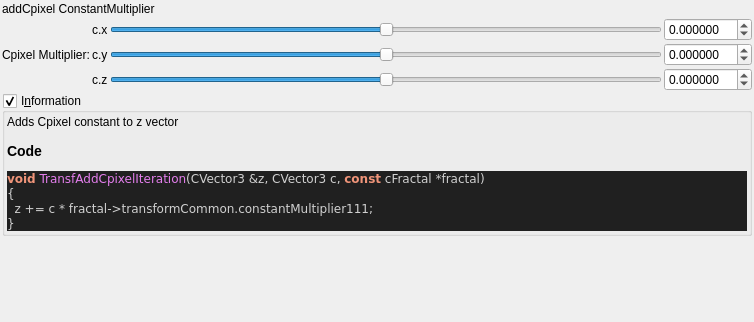
The window that mandelbulber2/formula/ui/fractal_transf_add_cpixel.ui (buddhi1980/mandelbulber2) describes before a commit, drawn with Qt 5.
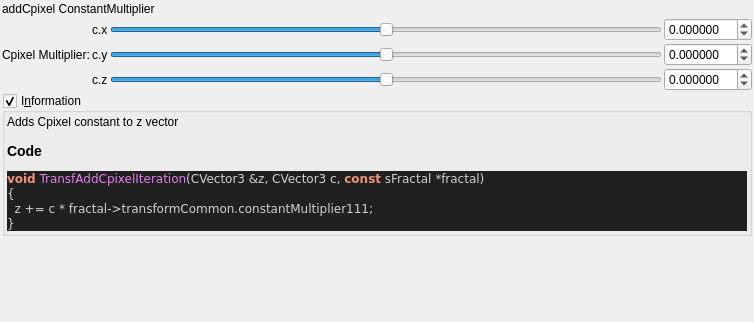
The same window after the commit. Custom widgets are drawn as their Qt base class.

What changed in the file:
```diff
--- a/mandelbulber2/formula/ui/fractal_transf_add_cpixel.ui
+++ b/mandelbulber2/formula/ui/fractal_transf_add_cpixel.ui
@@ -267,7 +267,7 @@
 &lt;/table&gt;
 &lt;h3&gt;Code&lt;/h3&gt;
 &lt;body style=&quot;background-color:#202020&quot;&gt;
-&lt;pre style=&quot;color:#d0d0d0; background-color:#202020;  font-family:'Courier New',monospace;&quot;&gt;&lt;span style=&quot;color:#f09479; font-weight:bold&quot;&gt;void&lt;/span&gt; &lt;span style=&quot;color:#e47eed&quot;&gt;TransfAddCpixelIteration&lt;/span&gt;&lt;span style=&quot;color:#d0d0d0&quot;&gt;(&lt;/span&gt;CVector3 &lt;span style=&quot;color:#d0d0d0&quot;&gt;&amp;amp;&lt;/span&gt;z&lt;span style=&quot;color:#d0d0d0&quot;&gt;,&lt;/span&gt; CVector3 c&lt;span style=&quot;color:#d0d0d0&quot;&gt;,&lt;/span&gt; &lt;span style=&quot;color:#f09479; font-weight:bold&quot;&gt;const&lt;/span&gt; cFractal &lt;span style=&quot;color:#d0d0d0&quot;&gt;*&lt;/span&gt;fractal&lt;span style=&quot;color:#d0d0d0&quot;&gt;)&lt;/span&gt;
+&lt;pre style=&quot;color:#d0d0d0; background-color:#202020;  font-family:'Courier New',monospace;&quot;&gt;&lt;span style=&quot;color:#f09479; font-weight:bold&quot;&gt;void&lt;/span&gt; &lt;span style=&quot;color:#e47eed&quot;&gt;TransfAddCpixelIteration&lt;/span&gt;&lt;span style=&quot;color:#d0d0d0&quot;&gt;(&lt;/span&gt;CVector3 &lt;span style=&quot;color:#d0d0d0&quot;&gt;&amp;amp;&lt;/span&gt;z&lt;span style=&quot;color:#d0d0d0&quot;&gt;,&lt;/span&gt; CVector3 c&lt;span style=&quot;color:#d0d0d0&quot;&gt;,&lt;/span&gt; &lt;span style=&quot;color:#f09479; font-weight:bold&quot;&gt;const&lt;/span&gt; sFractal &lt;span style=&quot;color:#d0d0d0&quot;&gt;*&lt;/span&gt;fractal&lt;span style=&quot;color:#d0d0d0&quot;&gt;)&lt;/span&gt;
 &lt;span style=&quot;color:#d0d0d0&quot;&gt;{&lt;/span&gt;
   z &lt;span style=&quot;color:#d0d0d0&quot;&gt;+=&lt;/span&gt; c &lt;span style=&quot;color:#d0d0d0&quot;&gt;*&lt;/span&gt; fractal&lt;span style=&quot;color:#d0d0d0&quot;&gt;-&amp;gt;&lt;/span&gt;transformCommon&lt;span style=&quot;color:#d0d0d0&quot;&gt;.&lt;/span&gt;constantMultiplier111&lt;span style=&quot;color:#d0d0d0&quot;&gt;;&lt;/span&gt;
 &lt;span style=&quot;color:#d0d0d0&quot;&gt;}&lt;/span&gt;
```
